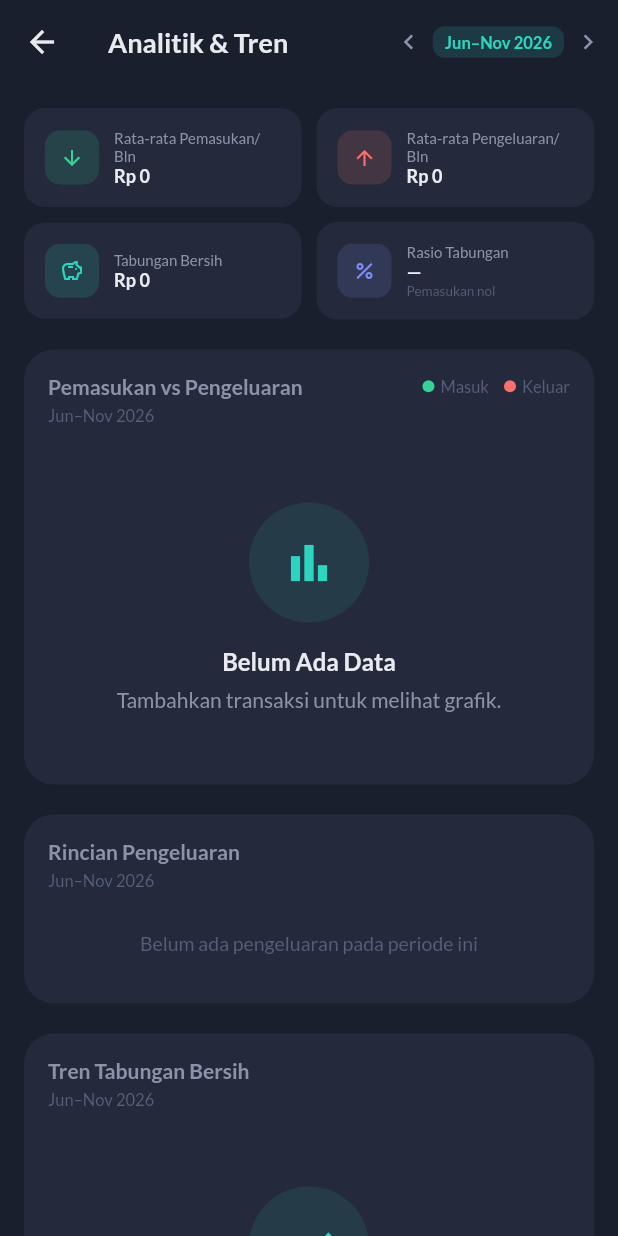
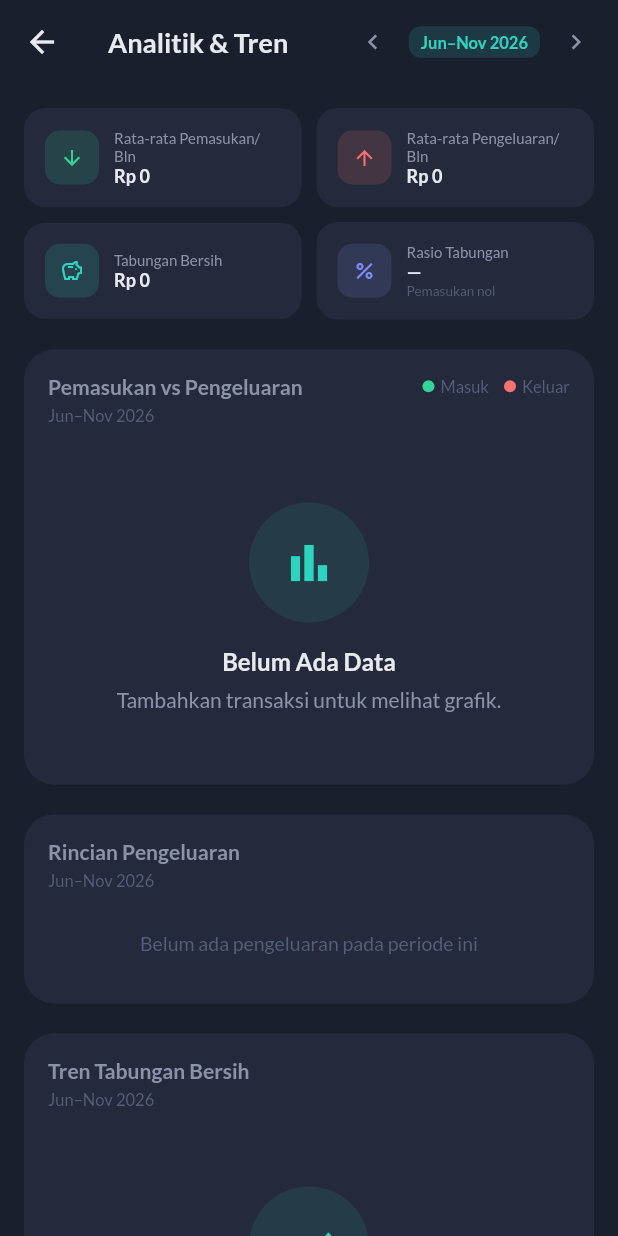
Before and after one commit to MichaelDpy/SiManja, a Flutter app: the AnalyticsPage screen opened directly, on a phone screen of 412 x 824 dp. Run offline on Flutter 3.47's test engine with Material 3 defaults, Android fonts, the phone set to English and light mode, and no system bars; our stand-ins replace cloud_firestore, cloud_functions, firebase_auth, firebase_core, fl_chart, flutter_native_splash and 5 more; accounts and stored records are empty.

Commit message:
fix(a11y): lengkapi target sentuh dan fokus
Touch targets diperbesar ke 48×48dp minimum:
- Edit/Delete transaction: padding 8→16 (32→48dp)
- Reset filter: wrapped SizedBox 48dp height
- Analytics navigation: hapus override 32×32, gunakan default 48×48

Semantics labels Indonesia ditambahkan:
- Reset filter: 'Reset filter' button label
- Sort headers: 'Urutkan berdasarkan {kolom}, saat ini {status}'

Focus traversal diperbaiki:
- Profile form: textInputAction.next default + done di field terakhir
- Transaction form: sudah benar (A09)

Semua kontrol interactive screen A sekarang memenuhi Material Design
guideline 48×48dp dan memiliki label screen reader dalam Bahasa Indonesia.

```diff
--- a/frontend/lib/screens/analytics_page.dart
+++ b/frontend/lib/screens/analytics_page.dart
@@ -781,8 +781,9 @@ class _PeriodStepper extends StatelessWidget {
           icon: const Icon(Icons.chevron_left, size: 20),
           onPressed: onPrev,
           tooltip: 'Periode sebelumnya',
-          padding: EdgeInsets.zero,
-          constraints: const BoxConstraints(minWidth: 32, minHeight: 32),
+          // A1-13: kembalikan ke default 48×48, hapus override 32×32
+          padding: const EdgeInsets.all(8),
+          constraints: const BoxConstraints(minWidth: 48, minHeight: 48),
         ),
         Container(
           padding: const EdgeInsets.symmetric(horizontal: 8, vertical: 4),
@@ -807,8 +808,9 @@ class _PeriodStepper extends StatelessWidget {
           ),
           onPressed: onNext,
           tooltip: 'Periode berikutnya',
-          padding: EdgeInsets.zero,
-          constraints: const BoxConstraints(minWidth: 32, minHeight: 32),
+          // A1-13: kembalikan ke default 48×48, hapus override 32×32
+          padding: const EdgeInsets.all(8),
+          constraints: const BoxConstraints(minWidth: 48, minHeight: 48),
         ),
         const SizedBox(width: 4),
       ],
--- a/frontend/lib/screens/profile_page.dart
+++ b/frontend/lib/screens/profile_page.dart
@@ -571,6 +571,8 @@ class _ProfilePageState extends State<ProfilePage> {
                 label: 'Pendapatan Bulanan (Rp)',
                 icon: Icons.payments_outlined,
                 keyboardType: TextInputType.number,
+                // A1-13: Done karena field terakhir sebelum preferensi toggle
+                textInputAction: TextInputAction.done,
                 hint: 'Contoh: 5000000',
                 helperText:
                     'Rupiah bulat: 5000000 atau 5.000.000. Kosong berarti 0.',
@@ -921,6 +923,7 @@ class _AppFormField extends StatelessWidget {
   final bool readOnly;
   final String? Function(String?)? validator;
   final TextCapitalization textCapitalization;
+  final TextInputAction? textInputAction;
 
   const _AppFormField({
     super.key,
@@ -934,6 +937,7 @@ class _AppFormField extends StatelessWidget {
     this.readOnly = false,
     this.validator,
     this.textCapitalization = TextCapitalization.none,
+    this.textInputAction,
   });
 
   @override
@@ -945,6 +949,8 @@ class _AppFormField extends StatelessWidget {
       keyboardType: keyboardType,
       maxLines: maxLines,
       textCapitalization: textCapitalization,
+      // A1-13: textInputAction untuk focus traversal yang logis
+      textInputAction: textInputAction ?? TextInputAction.next,
       validator: validator,
       style: GoogleFonts.lato(fontSize: 14),
       decoration: InputDecoration(
```
Also changed, not shown: frontend/lib/screens/data_table_page.dart (+20 -3 lines), frontend/lib/screens/transaction_page.dart (+4 -4 lines).
